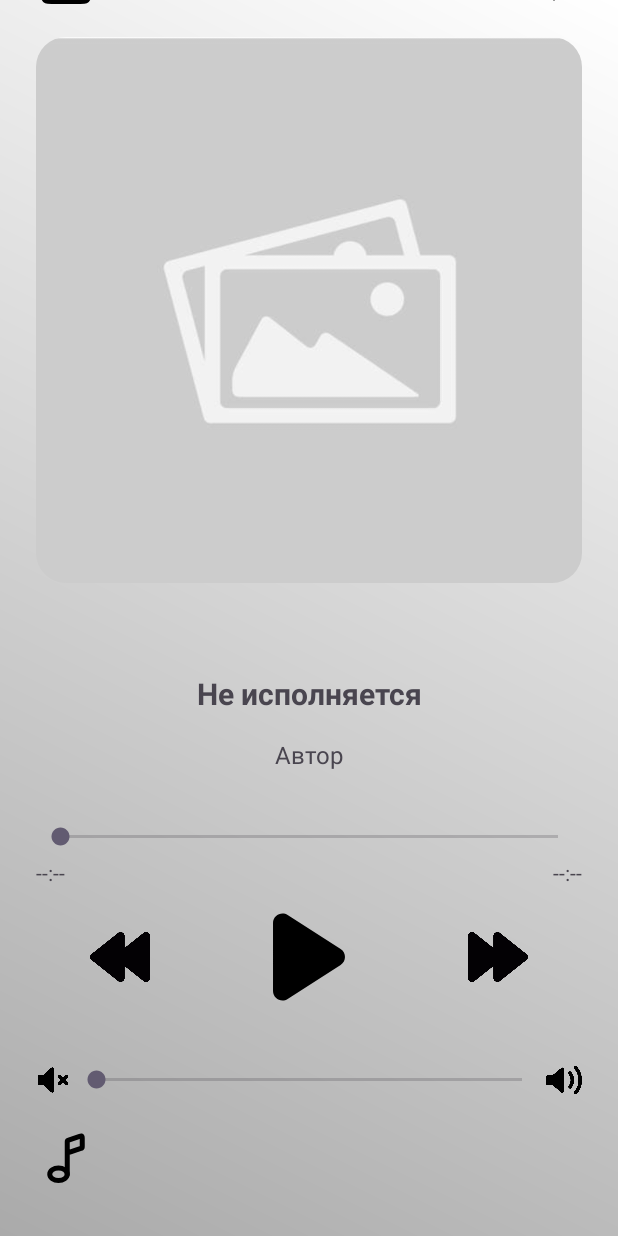
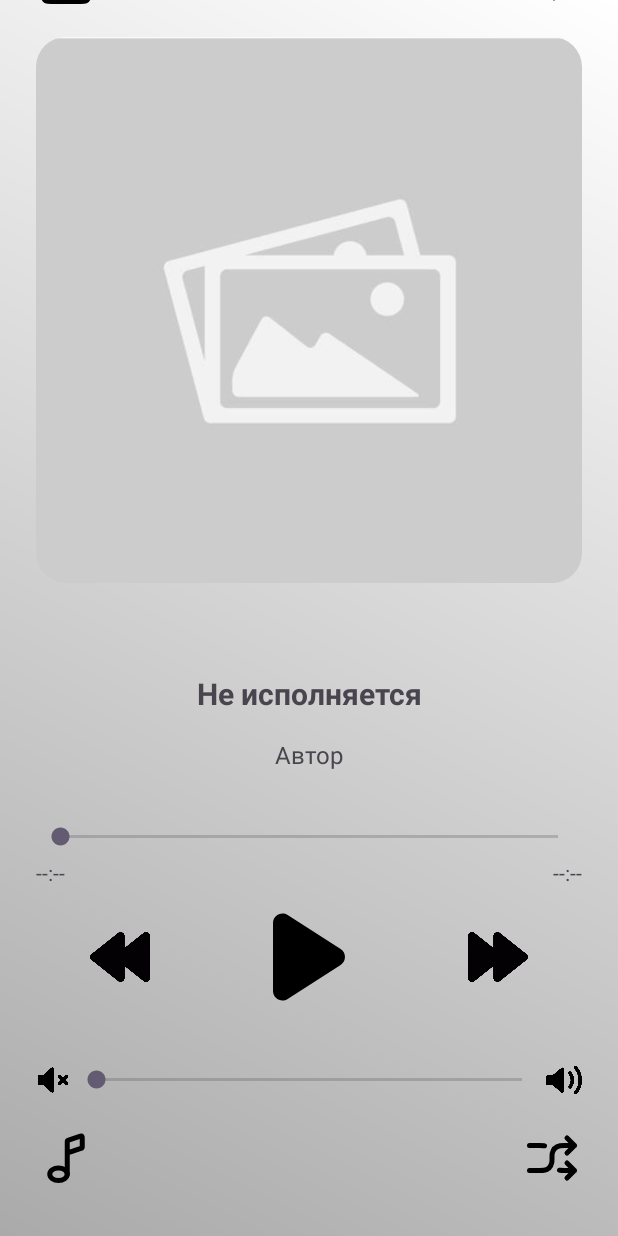
Before and after one commit to vadimpopov1/Visual-Programming, an Android app: the AudioPlayerActivity screen opened directly, with no data from a screen before it, on a phone screen of 412 x 824 dp. Run offline under Robolectric (Android 15) with nearby library versions, the phone set to English and light mode, and no system bars.

Commit message:
Added Shuffle button.

```diff
--- a/app/src/main/java/com/example/calculator/AudioPlayerActivity.kt
+++ b/app/src/main/java/com/example/calculator/AudioPlayerActivity.kt
@@ -21,6 +21,7 @@ class AudioPlayerActivity : AppCompatActivity() {
     private lateinit var totalTimeText: TextView
     private lateinit var mediaPlayer: MediaPlayer
     private lateinit var folderButton: ImageView
+    private lateinit var shuffleButton: ImageView
     private lateinit var authorText: TextView
     private lateinit var trackImage: ImageView
     private lateinit var buttonPlayPause: ImageView
@@ -44,6 +45,7 @@ class AudioPlayerActivity : AppCompatActivity() {
         currentTimeText = findViewById(R.id.cur_time)
         totalTimeText = findViewById(R.id.time_of_music)
         folderButton = findViewById(R.id.button_files)
+        shuffleButton = findViewById(R.id.button_shuffle)
         buttonPlayPause = findViewById(R.id.button_play)
         buttonFavorite = findViewById(R.id.button_like)
         buttonBackground = findViewById(R.id.button_background)
@@ -56,6 +58,15 @@ class AudioPlayerActivity : AppCompatActivity() {
 
         folderButton.setOnClickListener {
             SearchFolder()
+        }
+
+        shuffleButton.setOnClickListener {
+            if (!musicList.isEmpty()) {
+                musicList.shuffle()
+                Toast.makeText(this, "Музыкальные файлы перемешаны.", Toast.LENGTH_SHORT).show()
+            } else {
+                Toast.makeText(this, "Сначала загрузите файлы.", Toast.LENGTH_SHORT).show()
+            }
         }
 
         buttonFavorite.setOnClickListener {
--- /dev/null
+++ b/app/src/main/res/drawable/button_shuffle.xml
@@ -0,0 +1,13 @@
+<vector xmlns:android="http://schemas.android.com/apk/res/android"
+    android:width="24dp"
+    android:height="24dp"
+    android:viewportWidth="24"
+    android:viewportHeight="24">
+
+    <path
+        android:strokeColor="#000000"
+        android:strokeWidth="2"
+        android:strokeLineCap="round"
+        android:strokeLineJoin="round"
+        android:pathData="M18 4L21 7M21 7L18 10M21 7H17C16.0707 7 15.606 7 15.2196 7.07686C13.6329 7.39249 12.3925 8.63288 12.0769 10.2196C12 10.606 12 11.0707 12 12C12 12.9293 12 13.394 11.9231 13.7804C11.6075 15.3671 10.3671 16.6075 8.78036 16.9231C8.39397 17 7.92931 17 7 17H3M18 20L21 17M21 17L18 14M21 17H17C16.0707 17 15.606 17 15.2196 16.9231C15.1457 16.9084 15.0724 16.8917 15 16.873M3 7H7C7.92931 7 8.39397 7 8.78036 7.07686C8.85435 7.09158 8.92758 7.1083 9 7.12698" />
+</vector>
--- a/app/src/main/res/layout/activity_audio_player.xml
+++ b/app/src/main/res/layout/activity_audio_player.xml
@@ -70,6 +70,15 @@
         app:layout_constraintTop_toBottomOf="@+id/volume_control"
         app:layout_constraintStart_toStartOf="@id/preview"
         app:srcCompat="@drawable/button_music_yes" />
+
+    <ImageView
+        android:id="@+id/button_shuffle"
+        android:layout_width="40dp"
+        android:layout_height="40dp"
+        android:layout_marginTop="20dp"
+        app:layout_constraintEnd_toEndOf="@id/preview"
+        app:layout_constraintTop_toBottomOf="@+id/volume_control"
+        app:srcCompat="@drawable/button_shuffle" />
 
     <TextView
         android:id="@+id/author"
```
